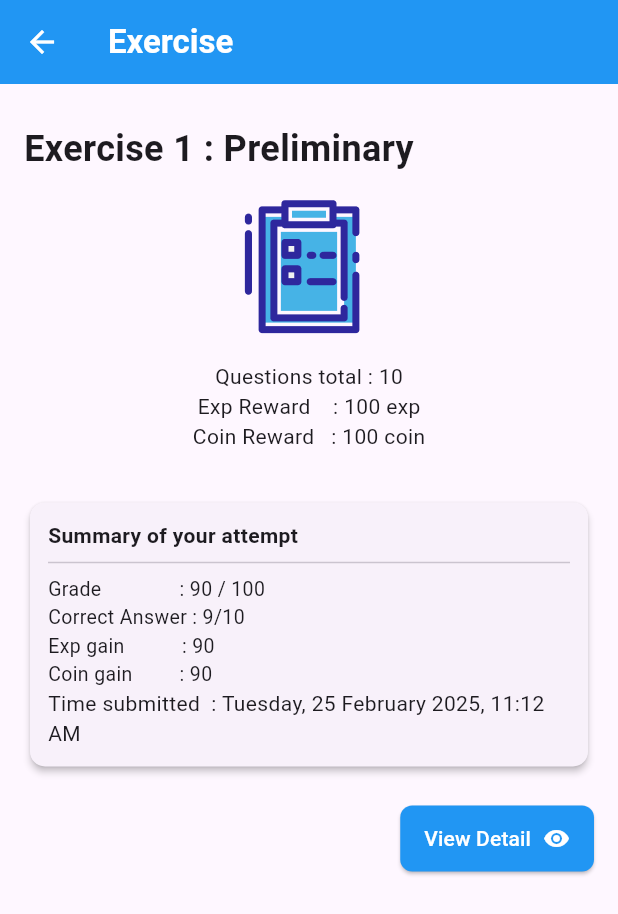
After one commit to Gracesiamrbn/Progamify-mobile, a Flutter app: the ExerciseResultScreen screen opened directly, on a phone screen of 412 x 824 dp. The commit adds this screen. Shown: the top 914 px of the screen. Run offline on Flutter 3.47's test engine with Material 3 defaults, Android fonts, the phone set to English and light mode, and no system bars; our stand-ins replace curved_navigation_bar, flutter_dotenv, flutter_html, flutter_native_splash, flutter_svg, google_fonts and 4 more; accounts and stored records are empty.

Commit message:
exercise

```diff
--- /dev/null
+++ b/lib/presentation/screens/topic/exercise_result_page.dart
@@ -0,0 +1,147 @@
+// TODO Implement this library.
+import 'package:flutter/material.dart';
+import 'package:progamify/presentation/screens/topic/exercise_review.dart';
+
+class ExerciseResultScreen extends StatelessWidget {
+  const ExerciseResultScreen({super.key, required this.userAnswers});
+  final List<Map<String, dynamic>> userAnswers;
+
+
+  @override
+  Widget build(BuildContext context) {
+    return Scaffold(
+      appBar: AppBar(
+        backgroundColor: Colors.blue,
+        elevation: 0,
+        leading: IconButton(
+          icon: const Icon(Icons.arrow_back, color: Colors.white),
+          onPressed: () {
+            Navigator.pop(context);
+          },
+        ),
+        title: const Text(
+          'Exercise',
+          style: TextStyle(color: Colors.white, fontWeight: FontWeight.bold),
+        ),
+      ),
+      body: Padding(
+        padding: const EdgeInsets.all(16.0),
+        child: Column(
+          crossAxisAlignment: CrossAxisAlignment.center,
+          children: [
+            const SizedBox(height: 10),
+            const Align(
+              alignment: Alignment.centerLeft,
+              child: Text(
+                'Exercise 1 : Preliminary',
+                style: TextStyle(fontSize: 24, fontWeight: FontWeight.bold),
+              ),
+            ),
+
+            const SizedBox(height: 10),
+
+            // Gambar (Ganti dengan asset yang sesuai)
+            Center(
+              child: Image.asset(
+                'assets/icons/exam_icon.png', // Ganti dengan path gambarmu
+                height: 100,
+              ),
+            ),
+
+            const SizedBox(height: 15),
+
+            // Detail soal
+            const Text(
+              'Questions total : 10',
+              style: TextStyle(fontSize: 14),
+            ),
+            const Text(
+              'Exp Reward    : 100 exp',
+              style: TextStyle(fontSize: 14),
+            ),
+            const Text(
+              'Coin Reward   : 100 coin',
+              style: TextStyle(fontSize: 14),
+            ),
+
+            const SizedBox(height: 30),
+
+            // Card Ringkasan Hasil
+            Card(
+              shape: RoundedRectangleBorder(
+                borderRadius: BorderRadius.circular(10),
+              ),
+              elevation: 2,
+              child: const Padding(
+                padding: EdgeInsets.all(12.0),
+                child: Column(
+                  crossAxisAlignment: CrossAxisAlignment.start,
+                  children: [
+                    Text(
+                      'Summary of your attempt',
+                      style:
+                          TextStyle(fontWeight: FontWeight.bold, fontSize: 14),
+                    ),
+                    Divider(),
+                    Text(
+                      'Grade               : 90 / 100',
+                      style: TextStyle(fontSize: 13),
+                    ),
+                    Text(
+                      'Correct Answer : 9/10',
+                      style: TextStyle(fontSize: 13),
+                    ),
+                    Text(
+                      'Exp gain           : 90',
+                      style: TextStyle(fontSize: 13),
+                    ),
+                    Text(
+                      'Coin gain         : 90',
+                      style: TextStyle(fontSize: 13),
+                    ),
+                    Text(
+                      'Time submitted  : Tuesday, 25 February 2025, 11:12 AM',
+                    ),
+                  ],
+                ),
+              ),
+            ),
+
+            const SizedBox(height: 20),
+
+            // Button View Detail
+            Row(
+              mainAxisAlignment: MainAxisAlignment.end,
+              children: [
+                ElevatedButton.icon(
+                  style: ElevatedButton.styleFrom(
+                    backgroundColor: Colors.blue,
+                    padding: const EdgeInsets.symmetric(
+                        vertical: 12, horizontal: 16),
+                    shape: RoundedRectangleBorder(
+                      borderRadius: BorderRadius.circular(8),
+                    ),
+                  ),
+                  onPressed: () {
+                    Navigator.push(
+                      context,
+                      MaterialPageRoute(
+                        builder: (context) =>
+                            ReviewExerciseScreen(userAnswers: userAnswers),
+                      ),
+                    );
+                  },
+                  icon: const Text(
+                    'View Detail',
+                    style: TextStyle(color: Colors.white),
+                  ),
+                  label: const Icon(Icons.visibility, color: Colors.white),
+                ),
+              ],
+            ),
+          ],
+        ),
+      ),
+    );
+  }
+}
--- /dev/null
+++ b/lib/presentation/screens/topic/exercise_review.dart
@@ -0,0 +1,48 @@
+// TODO Implement this library.
+import 'package:flutter/material.dart';
+
+class ReviewExerciseScreen extends StatelessWidget {
+  final List<Map<String, dynamic>> userAnswers;
+
+  const ReviewExerciseScreen({Key? key, required this.userAnswers})
+      : super(key: key);
+
+  @override
+  Widget build(BuildContext context) {
+    return Scaffold(
+      appBar: AppBar(title: const Text("Review Exercise")),
+      body: ListView.builder(
+        itemCount: userAnswers.length,
+        itemBuilder: (context, index) {
+          final answer = userAnswers[index];
+
+          return Card(
+            margin: const EdgeInsets.all(10),
+            child: Padding(
+              padding: const EdgeInsets.all(12),
+              child: Column(
+                crossAxisAlignment: CrossAxisAlignment.start,
+                children: [
+                  Text(
+                    "Q${index + 1}: ${answer['question']}",
+                    style: const TextStyle(fontWeight: FontWeight.bold),
+                  ),
+                  const SizedBox(height: 5),
+                  Text(
+                    "Your Answer: ${answer['userAnswer']}",
+                    style: TextStyle(
+                      color: answer['isCorrect'] ? Colors.green : Colors.red,
+                    ),
+                  ),
+                  Text("Correct Answer: ${answer['correctAnswer']}"),
+                  Text("Explanation: ${answer['explanation']}"),
+                  Text("Points: ${answer['points']} | Exp: ${answer['exp']}"),
+                ],
+              ),
+            ),
+          );
+        },
+      ),
+    );
+  }
+}
```
Also changed, not shown: lib/presentation/screens/topic/excercise_screen.dart (+131 -22 lines), assets/icons/exam_icon.png (added), assets/icons/exit_icon.png (added), pubspec.lock.
